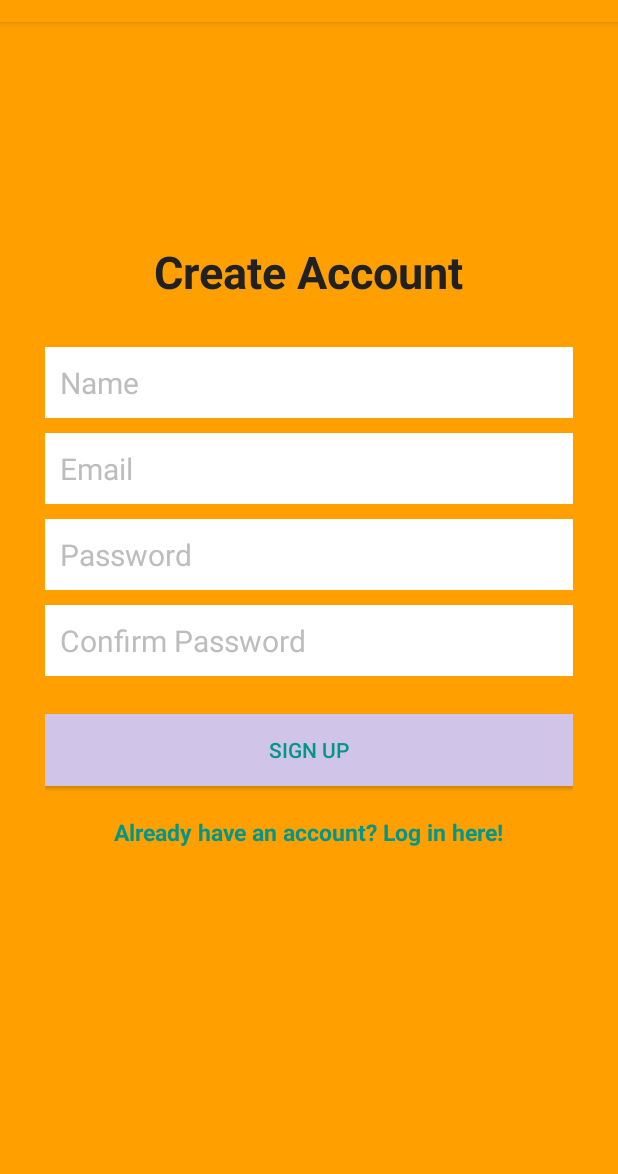
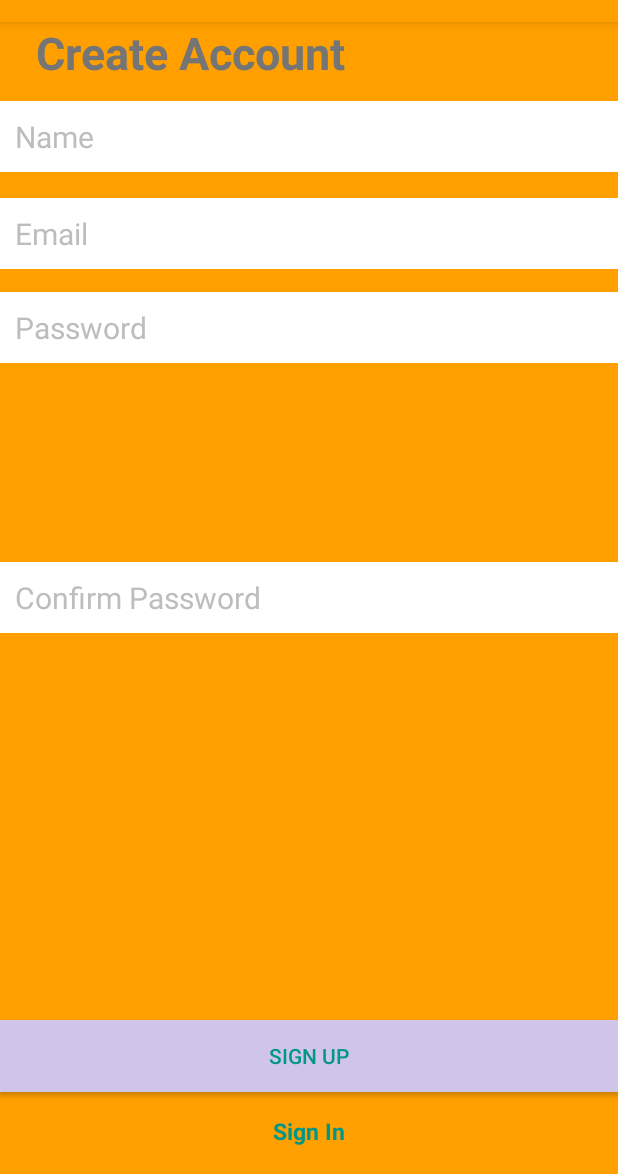
Before and after one commit to bitgrind/Wolftannica, an Android app: the CreateAccountActivity screen opened directly, with no data from a screen before it, on a phone screen of 412 x 824 dp, the part 62-1236 px from its top. Run offline under Robolectric (Android 15) with nearby library versions, the phone set to English and light mode, and no system bars; our stand-ins replace ButterKnife, Firebase (no records; nobody signed in at launch, a user with empty details on screens opened directly); 1 statement that could not run was skipped.

```diff
--- a/app/src/main/res/layout/activity_create_account.xml
+++ b/app/src/main/res/layout/activity_create_account.xml
@@ -6,16 +6,6 @@
     android:layout_height="match_parent"
     tools:context="com.example.kstedman.mathapplication.ui.CreateAccountActivity"
     android:background="@color/colorPrimary">
-
-    <LinearLayout
-        android:orientation="vertical"
-        android:layout_width="match_parent"
-        android:layout_height="wrap_content"
-        android:padding="30dp"
-        android:layout_centerVertical="true"
-        android:layout_centerHorizontal="true"
-        android:id="@+id/linearLayout">
-
         <EditText
             android:id="@+id/nameEditText"
             android:layout_width="match_parent"
@@ -25,10 +15,12 @@
             android:inputType="textPersonName"
             android:nextFocusDown="@+id/emailEditText"
             android:padding="10dp"
-            android:layout_marginBottom="10dp"
             android:textColor="@android:color/black"
             android:textColorHint="@color/colorDivider"
-            android:textSize="20sp" />
+            android:textSize="20sp"
+            android:layout_below="@+id/textView16"
+            android:layout_alignParentStart="true"
+            android:layout_marginTop="12dp" />
 
         <EditText
             android:id="@+id/emailEditText"
@@ -39,10 +31,12 @@
             android:inputType="textEmailAddress"
             android:nextFocusDown="@+id/passwordEditText"
             android:padding="10dp"
-            android:layout_marginBottom="10dp"
             android:textColor="@android:color/black"
             android:textColorHint="@color/colorDivider"
-            android:textSize="20sp" />
+            android:textSize="20sp"
+            android:layout_below="@+id/nameEditText"
+            android:layout_alignParentStart="true"
+            android:layout_marginTop="17dp" />
 
         <EditText
             android:id="@+id/passwordEditText"
@@ -53,10 +47,12 @@
             android:inputType="textPassword"
             android:nextFocusDown="@+id/passwordEditText"
             android:padding="10dp"
-            android:layout_marginBottom="10dp"
             android:textColor="@android:color/black"
             android:textColorHint="@color/colorDivider"
-            android:textSize="20sp" />
+            android:textSize="20sp"
+            android:layout_below="@+id/emailEditText"
+            android:layout_alignParentStart="true"
+            android:layout_marginTop="15dp" />
 
         <EditText
             android:id="@+id/confirmPasswordEditText"
@@ -67,10 +63,11 @@
             android:inputType="textPassword"
             android:nextFocusDown="@+id/passwordEditText"
             android:padding="10dp"
-            android:layout_marginBottom="10dp"
             android:textColor="@android:color/black"
             android:textColorHint="@color/colorDivider"
-            android:textSize="20sp" />
+            android:textSize="20sp"
+            android:layout_centerVertical="true"
+            android:layout_alignParentStart="true" />
 
 
         <Button
@@ -80,30 +77,34 @@
             android:padding="10dp"
             android:text="Sign up"
             android:background="@color/colorAccent"
-            android:layout_marginTop="15dp"
-            android:textColor="@color/colorTextIcons" />
+            android:textColor="@color/colorTextIcons"
+            android:layout_above="@+id/loginTextView"
+            android:layout_alignParentStart="true"
+            android:layout_marginBottom="15dp" />
 
         <TextView
             android:layout_width="wrap_content"
             android:layout_height="wrap_content"
-            android:layout_marginTop="20dp"
             android:textColor="@color/colorTextIcons"
             android:textStyle="bold"
             android:textSize="15sp"
-            android:text="Already have an account? Log in here!"
+            android:text="Sign In"
             android:id="@+id/loginTextView"
-            android:layout_gravity="center_horizontal" />
+            android:layout_gravity="center_horizontal"
+            android:layout_alignParentBottom="true"
+            android:layout_centerHorizontal="true"
+            android:layout_marginBottom="18dp" />
 
-    </LinearLayout>
 
     <TextView
         android:layout_width="wrap_content"
         android:layout_height="wrap_content"
         android:text="Create Account"
-        android:textColor="@color/colorPrimaryText"
+        android:textColor="@color/colorSecondaryText"
         android:textSize="30dp"
         android:textStyle="bold"
-        android:layout_above="@+id/linearLayout"
-        android:layout_centerHorizontal="true" />
+        android:id="@+id/textView16"
+        android:layout_alignParentTop="true"
+        android:layout_alignEnd="@+id/loginTextView" />
 
 </RelativeLayout>
```
Also changed, not shown: app/src/main/res/layout-land/activity_about.xml (+12 -0 lines), app/src/main/res/layout/activity_about.xml (+12 -0 lines), app/src/main/res/layout/activity_login.xml (+41 -29 lines).
